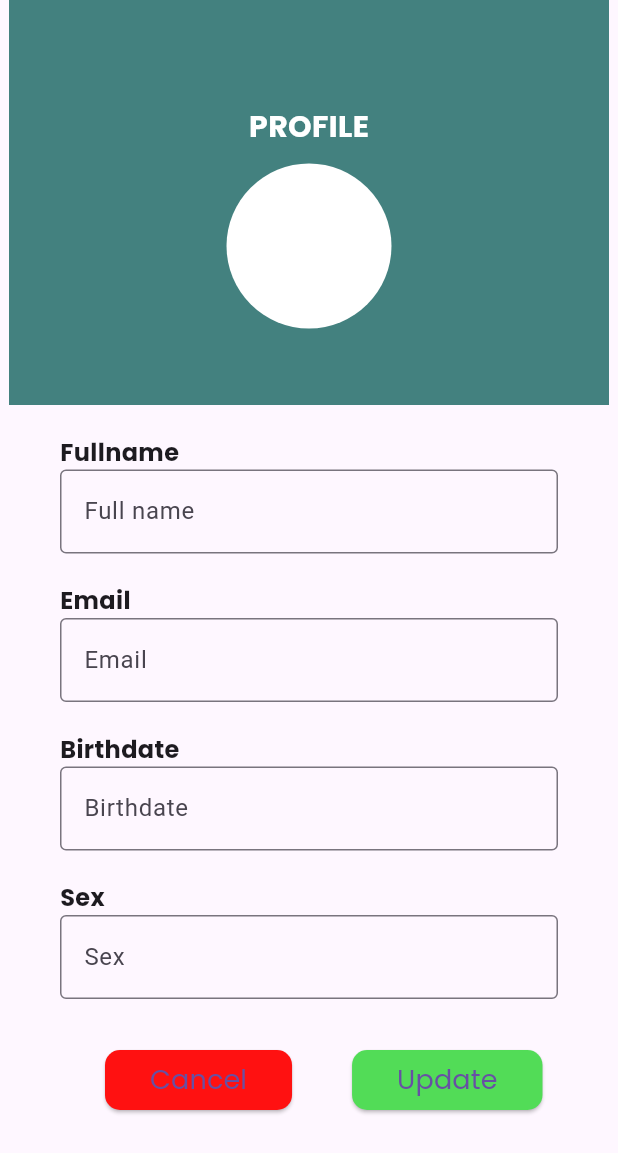
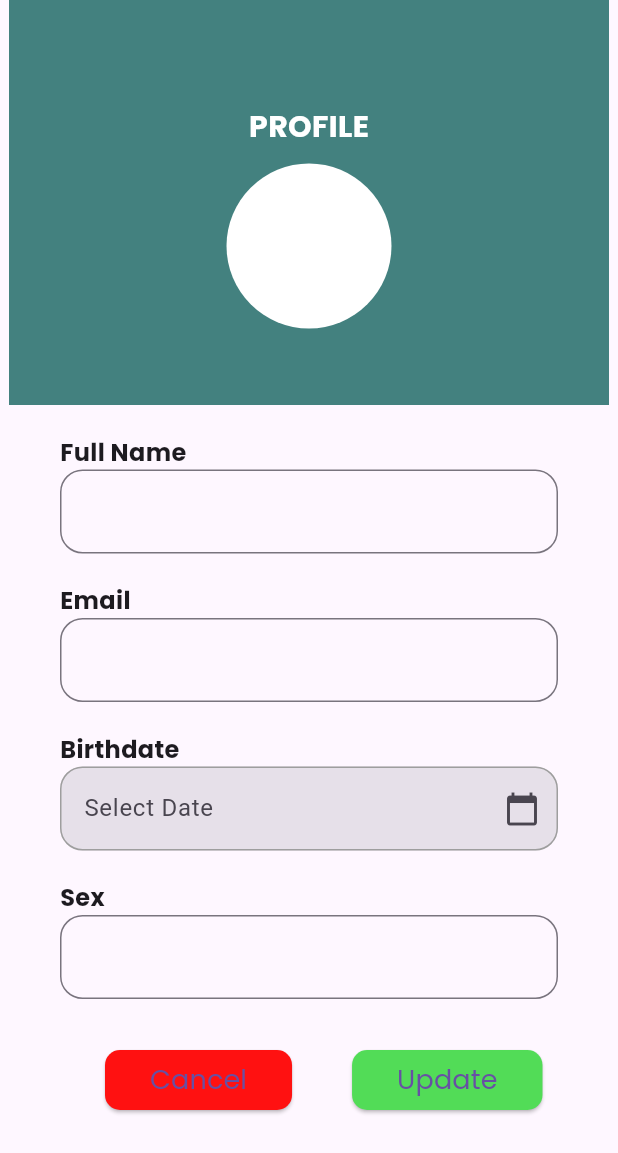
Before and after one commit to ashensn0w/SLAM-Up, a Flutter app: the EditProfile screen opened directly, on a phone screen of 412 x 824 dp. Shown: the top 1153 px of the screen. Run offline on Flutter 3.47's test engine with Material 3 defaults, Android fonts, the phone set to English and light mode, and no system bars; our stand-ins replace pie_chart, table_calendar.

Commit message:
Update profile_page.dart
1. Hint text removed in Text Fields. Changed rounded Text fields.
2. Birthdate text field changed to calendar type picker.
3. Birthdate text field backend. Pass the data in profile page.

```diff
--- a/lib/screens/profile_page.dart
+++ b/lib/screens/profile_page.dart
@@ -9,7 +9,6 @@ class ProfilePage extends StatelessWidget {
     required this.birthdate,
     required this.sex,
   }) : super(key: key);
-
 
   String fullname;
   String email;
@@ -199,11 +198,24 @@ class EditProfile extends StatefulWidget {
 }
 
 class _EditProfileState extends State<EditProfile> {
-
   final _fullnameController = TextEditingController();
   final _emailController = TextEditingController();
   final _birthdateController = TextEditingController();
   final _sexController = TextEditingController();
+
+  Future<void> _birthdate() async {
+    DateTime? picked = await showDatePicker(
+      context: context,
+      initialDate: DateTime.now(),
+      firstDate: DateTime(1950),
+      lastDate: DateTime.now(),
+    );
+    if (picked != null) {
+      setState(() {
+        _birthdateController.text = picked.toString().split(" ")[0];
+      });
+    }
+  }
 
   _showErrorDialog(BuildContext context, String message) {
     showDialog(
@@ -235,7 +247,6 @@ class _EditProfileState extends State<EditProfile> {
           width: 400,
           child: ColoredBox(
             color: const Color(0xFF43817F),
-
             child: Column(
               crossAxisAlignment: CrossAxisAlignment.center,
               children: [
@@ -266,7 +277,7 @@ class _EditProfileState extends State<EditProfile> {
                 const Row(
                   crossAxisAlignment: CrossAxisAlignment.start,
                   children: [
-                    Text('Fullname',
+                    Text('Full Name',
                         style: TextStyle(
                           fontFamily: 'Poppins',
                           fontWeight: FontWeight.bold,
@@ -274,11 +285,11 @@ class _EditProfileState extends State<EditProfile> {
                         )),
                   ],
                 ),
-                TextFormField(
+                TextField(
                   controller: _fullnameController,
-                  decoration: const InputDecoration(
-                    labelText: 'Full name',
-                    border: OutlineInputBorder(),
+                  decoration: InputDecoration(
+                    border: OutlineInputBorder(
+                        borderRadius: BorderRadius.circular(15.0)),
                   ),
                 ),
                 const SizedBox(
@@ -297,9 +308,10 @@ class _EditProfileState extends State<EditProfile> {
                 ),
                 TextField(
                   controller: _emailController,
-                  decoration: const InputDecoration(
-                    labelText: 'Email',
-                    border: OutlineInputBorder(),
+                  decoration: InputDecoration(
+                    border: OutlineInputBorder(
+                      borderRadius: BorderRadius.circular(15.0),
+                    ), // Optional border
                   ),
                 ),
                 const SizedBox(
@@ -318,10 +330,20 @@ class _EditProfileState extends State<EditProfile> {
                 ),
                 TextField(
                   controller: _birthdateController,
-                  decoration: const InputDecoration(
-                    labelText: 'Birthdate',
-                    border: OutlineInputBorder(),
-                  ),
+                  decoration: InputDecoration(
+                      labelText: 'Select Date',
+                      filled: true,
+                      suffixIcon: Icon(Icons.calendar_today),
+                      enabledBorder: OutlineInputBorder(
+                          borderRadius: BorderRadius.circular(15.0),
+                          borderSide: BorderSide(color: Colors.grey)),
+                      focusedBorder: OutlineInputBorder(
+                        borderSide: BorderSide(color: Colors.blue),
+                      )),
+                  readOnly: true,
+                  onTap: () {
+                    _birthdate();
+                  },
                 ),
                 const SizedBox(
                   height: 20,
@@ -340,8 +362,9 @@ class _EditProfileState extends State<EditProfile> {
                 TextField(
                   controller: _sexController,
                   decoration: InputDecoration(
-                    labelText: 'Sex',
-                    border: OutlineInputBorder(),
+                    border: OutlineInputBorder(
+                      borderRadius: BorderRadius.circular(15.0),
+                    ), // Optional border
                   ),
                 ),
               ],
```
